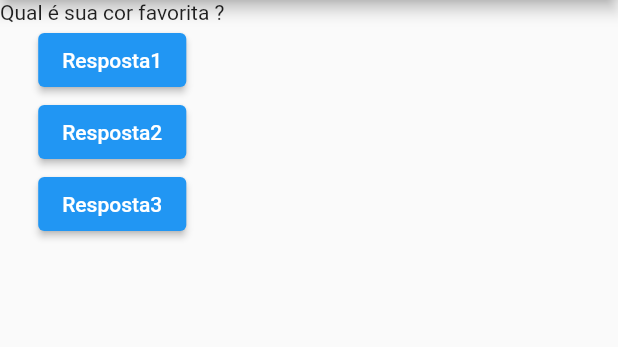
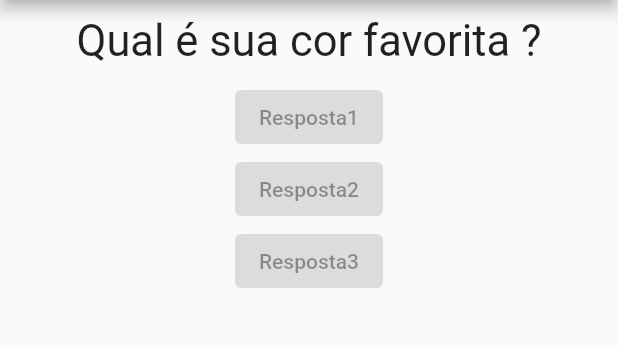
Before and after one commit to gabriel9966/CursoFlutter, a Flutter app: the screen it shows after launch, on a phone screen of 412 x 824 dp, the part 84-431 px from its top. Run offline on Flutter 3.47's test engine with Material 2 defaults, Android fonts, the phone set to English and light mode, and no system bars.

Commit message:
PrimeiroAPK

```diff
--- a/primeiro_apk/lib/main.dart
+++ b/primeiro_apk/lib/main.dart
@@ -1,4 +1,7 @@
 import 'package:flutter/material.dart';
+
+import './questao.dart';
+import './resposta.dart';
 
 main() {
   runApp(PerguntaApp());
@@ -10,14 +13,9 @@ main() {
 //scaffold vai dar a estrutura básica de design da aplicação
 //column uma lista de elementos organizados verticalmente, ele recebe um childrem(lista de items filhos) como argumento
 
-class PeraguntaAppState extends State<PerguntaApp> {
+/*essa clase gerência o estado*/
+class _PerguntaAppState extends State<PerguntaApp> {
   Widget build(BuildContext context) {
-    final List<String> perguntas = [
-      "Qual é sua cor favorita ?",
-      "Qual é sua musica favorita ?",
-      "Qual é seu esporte favorito ?"
-    ];
-
     return MaterialApp(
       home: Scaffold(
         appBar: AppBar(
@@ -25,26 +23,43 @@ class PeraguntaAppState extends State<PerguntaApp> {
         ),
         body: Column(
           children: <Widget>[
-            Text(perguntas[perguntaSelecionada]),
-            ElevatedButton(onPressed: responder, child: Text("Resposta1")),
-            ElevatedButton(onPressed: responder, child: Text("Resposta2")),
-            ElevatedButton(onPressed: responder, child: Text("Resposta3"))
+            Questao(_perguntas[_perguntaSelecionada]),
+            Resposta("Resposta1"),
+            Resposta("Resposta2"),
+            Resposta("Resposta3")
           ],
         ),
       ),
     );
   }
 
-  var perguntaSelecionada = 0;
-  void responder() {
-    perguntaSelecionada++;
-    print(perguntaSelecionada);
+  final List<String> _perguntas = [
+    "Qual é sua cor favorita ?",
+    "Qual é sua musica favorita ?",
+    "Qual é seu esporte favorito ?",
+    "Qual é o seu carro favorito ?"
+  ];
+
+  var _perguntaSelecionada = 0;
+
+  void _responder() {
+    setState(() {
+      _perguntaSelecionada++;
+    });
+
+    if (_perguntaSelecionada > _perguntas.length - 1) {
+      setState(() {
+        _perguntaSelecionada = 0;
+      });
+    }
+
+    print(_perguntaSelecionada);
   }
 }
 
 class PerguntaApp extends StatefulWidget {
   @override
-  PeraguntaAppState createState() {
-    return PeraguntaAppState();
+  _PerguntaAppState createState() {
+    return _PerguntaAppState();
   }
 }
--- /dev/null
+++ b/primeiro_apk/lib/questao.dart
@@ -0,0 +1,23 @@
+import 'package:flutter/material.dart';
+
+//sem estado
+class Questao extends StatelessWidget {
+  final String texto;
+
+  Questao(this.texto); // Uso da sintaxe de inicialização de campo
+
+  @override
+  Widget build(BuildContext context) {
+    return Container(
+      width: double.infinity,
+      /*ocupa toda largura disponivel*/
+      margin: EdgeInsets.all(10),
+      child: Text(
+        /*child = representa o conteudo*/
+        texto,
+        style: TextStyle(fontSize: 29),
+        textAlign: TextAlign.center,
+      ),
+    );
+  }
+}
--- /dev/null
+++ b/primeiro_apk/lib/resposta.dart
@@ -0,0 +1,13 @@
+import 'package:flutter/material.dart';
+//sem estado
+
+class Resposta extends StatelessWidget {
+  final String texto;
+
+  Resposta(this.texto);
+
+  @override
+  Widget build(BuildContext context) {
+    return ElevatedButton(onPressed: null, child: Text(texto));
+  }
+}
```
